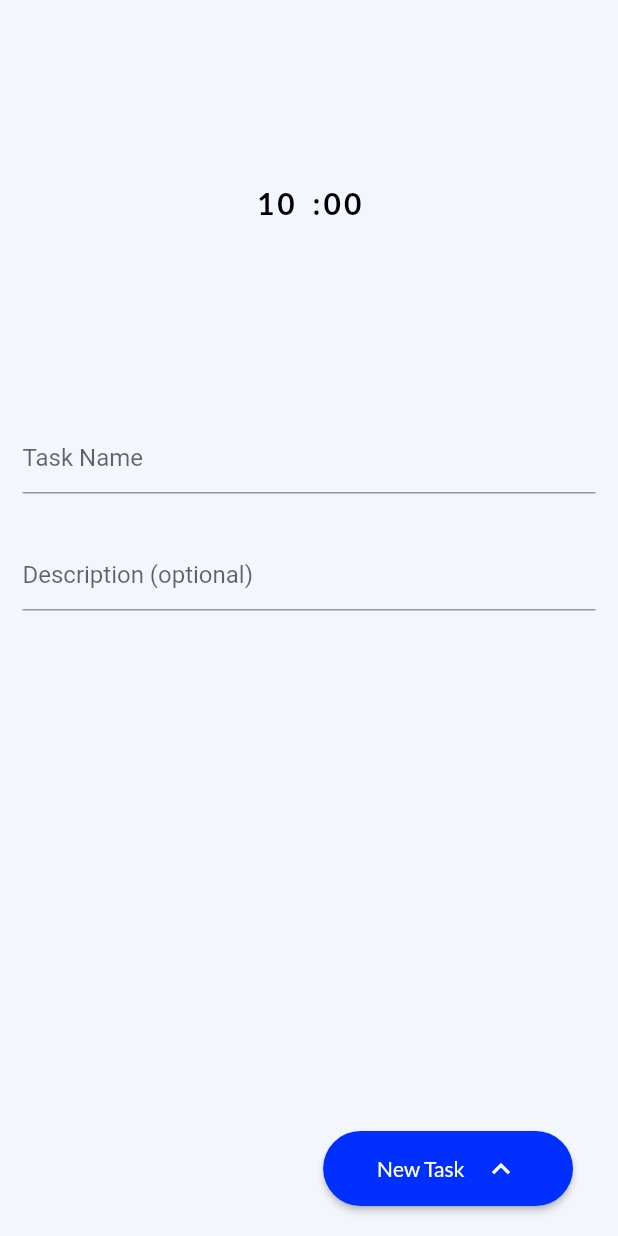
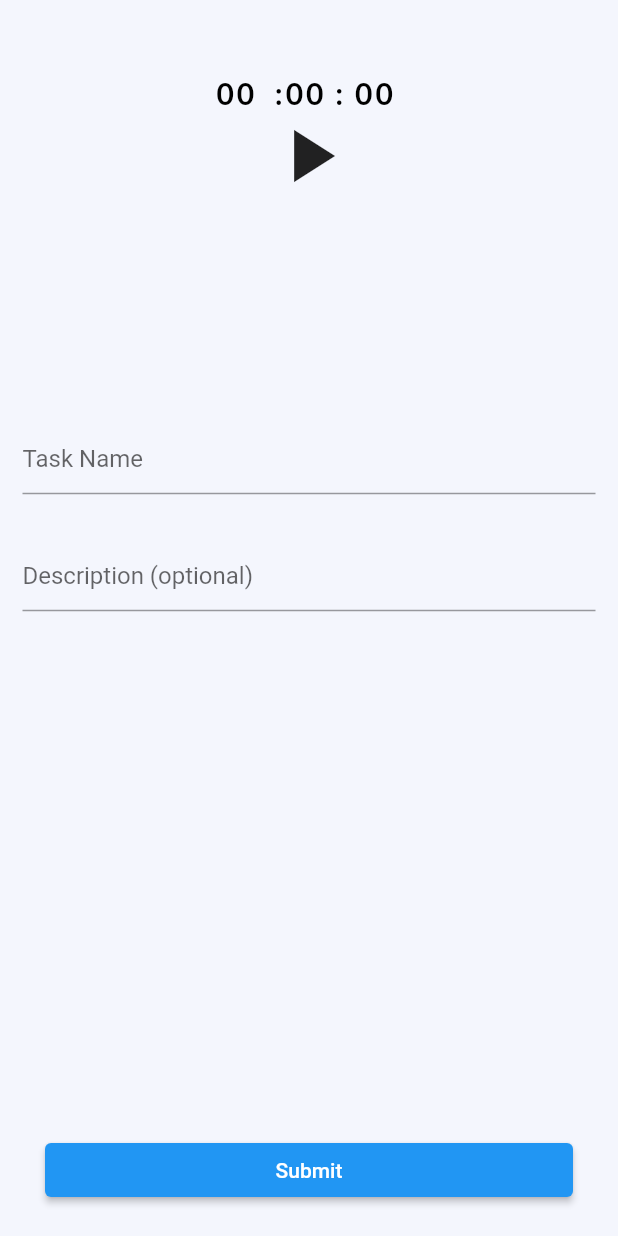
Before and after one commit to sayanths/educational_todu_test, a Flutter app: the AddingToList screen opened directly, on a phone screen of 412 x 824 dp. Run offline on Flutter 3.47's test engine with Material 2 defaults, Android fonts, the phone set to English and light mode, and no system bars; our stand-ins replace get, google_fonts.

Commit message:
time initialized

```diff
--- a/lib/app/add_list/controller/add_list_controller.dart
+++ b/lib/app/add_list/controller/add_list_controller.dart
@@ -1,8 +1,8 @@
 import 'package:flutter/cupertino.dart';
 import 'package:get/get.dart';
 
-class AddToListController extends GetxController
-    with GetSingleTickerProviderStateMixin {
+class AddToListController extends GetxController {
   final taskController = TextEditingController();
   final descriptionController = TextEditingController();
+
 }
--- a/lib/app/add_list/view/adding_to_list.dart
+++ b/lib/app/add_list/view/adding_to_list.dart
@@ -1,11 +1,37 @@
 import 'package:banglore_task/app/add_list/controller/add_list_controller.dart';
-import 'package:banglore_task/app/add_list/view/widget/custom_button.dart';
 import 'package:flutter/material.dart';
 import 'package:get/get.dart';
 import 'package:google_fonts/google_fonts.dart';
 
-class AddingToList extends StatelessWidget {
+class AddingToList extends StatefulWidget {
   const AddingToList({super.key});
+
+  @override
+  State<AddingToList> createState() => _AddingToListState();
+}
+
+class _AddingToListState extends State<AddingToList>
+    with SingleTickerProviderStateMixin {
+  late AnimationController controller;
+
+  String get countText {
+    Duration count = controller.duration! * controller.value;
+    return '${(count.inHours ).toString().padLeft(2, '0')}  :${(count.inMinutes ~/6).toString().padLeft(2, '0')} : ${(count.inSeconds % 60).toString().padLeft(2, '0')} ';
+  }
+
+  @override
+  void initState() {
+    // TODO: implement initState
+    super.initState();
+    controller =
+        AnimationController(vsync: this, duration: const Duration(minutes: 60));
+  }
+
+  @override
+  void dispose() {
+    controller.dispose();
+    super.dispose();
+  }
 
   @override
   Widget build(BuildContext context) {
@@ -20,12 +46,22 @@ class AddingToList extends StatelessWidget {
             Expanded(
               flex: 1,
               child: GetBuilder<AddToListController>(builder: (data) {
-                return Row(
-                  mainAxisAlignment: MainAxisAlignment.center,
-                  children: const [
-                    CustomText(title: "10"),
-                    CustomText(title: ':00'),
-                  ],
+                return AnimatedBuilder(
+                  animation: controller,
+                  builder: (context, _) {
+                    return Column(
+                      children: [
+                        CustomText(title: countText),
+                        GestureDetector(
+                          onTap: () {},
+                          child: const Icon(
+                            Icons.play_arrow,
+                            size: 60,
+                          ),
+                        )
+                      ],
+                    );
+                  },
                 );
               }),
             ),
@@ -55,7 +91,12 @@ class AddingToList extends StatelessWidget {
       ),
       bottomNavigationBar: Padding(
         padding: const EdgeInsets.symmetric(vertical: 20, horizontal: 30),
-        child: buildButtonCreate(context),
+        child: ElevatedButton(
+            onPressed: () {
+              controller.reverse(
+                  from: controller.value == 0 ? 1.0 : controller.value);
+            },
+            child: const Text("Submit")),
       ),
     );
   }
```
